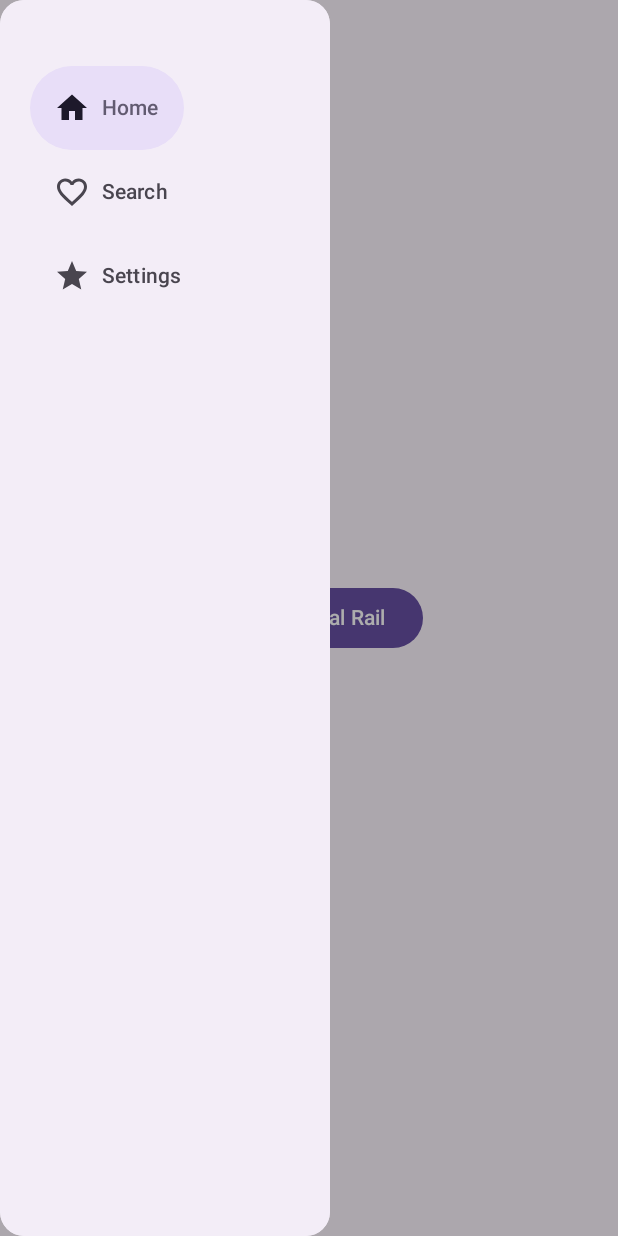
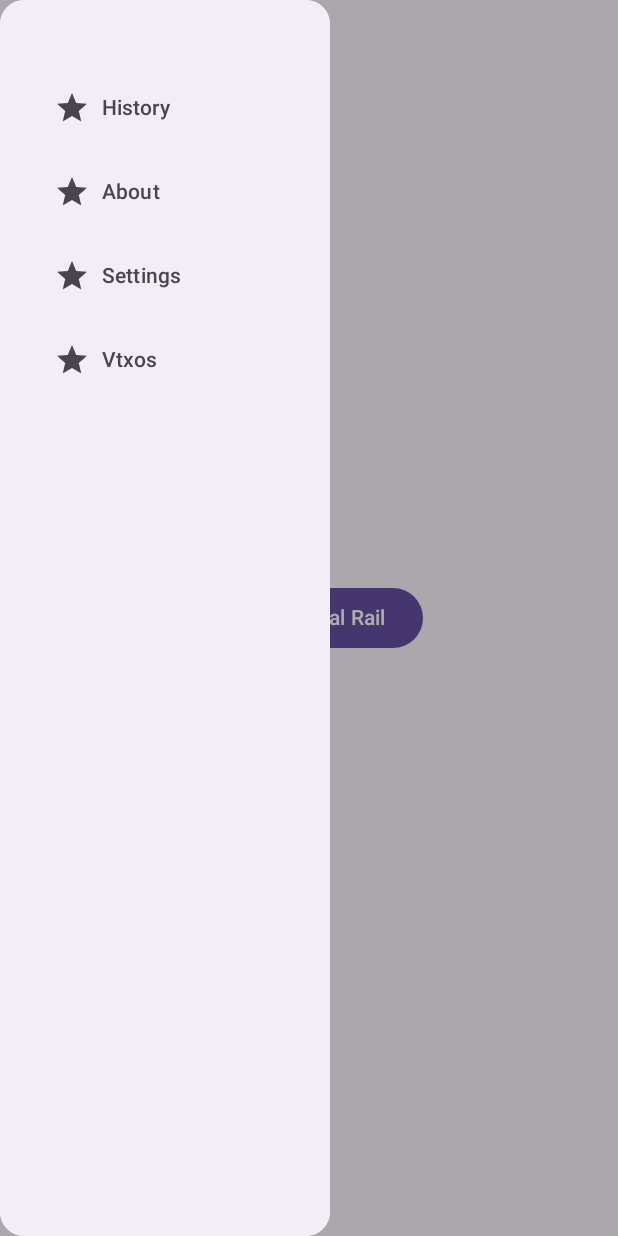
Before and after one commit to thunderbiscuit/parkour, an Android app built with Jetpack Compose: the composable HomeScreen shown on its own in the app's theme, after a tap on "Open Navigation Rail", on a phone screen of 412 x 824 dp. Run offline under Robolectric (Android 15) with nearby library versions, the phone set to English and light mode, and no system bars; our stand-ins replace Material 3 Expressive styles (plain Material 3 is drawn); 5 statements that could not run were skipped.

Commit message:
Add destinations and placeholder screens

```diff
--- a/app/src/main/java/org/bitcoinopentools/parkour/presentation/ui/screens/HomeScreen.kt
+++ b/app/src/main/java/org/bitcoinopentools/parkour/presentation/ui/screens/HomeScreen.kt
@@ -21,33 +21,32 @@ import androidx.compose.ui.Modifier
 import androidx.compose.ui.unit.dp
 import kotlinx.coroutines.launch
 import androidx.compose.material.icons.Icons
-import androidx.compose.material.icons.filled.Favorite
-import androidx.compose.material.icons.filled.Home
 import androidx.compose.material.icons.filled.Menu
 import androidx.compose.material.icons.filled.Star
-import androidx.compose.material.icons.outlined.FavoriteBorder
-import androidx.compose.material.icons.outlined.Home
 import androidx.compose.material.icons.outlined.Star
 import androidx.compose.material3.Button
 import androidx.compose.material3.ExperimentalMaterial3Api
 import androidx.compose.material3.Scaffold
 import androidx.compose.material3.TopAppBar
 import androidx.compose.ui.Alignment
+import org.bitcoinopentools.parkour.presentation.navigation.ScreenDestinations
 
 @OptIn(ExperimentalMaterial3ExpressiveApi::class, ExperimentalMaterial3Api::class)
 @Composable
-fun HomeScreen() {
+fun HomeScreen(
+    onNavigation: (ScreenDestinations) -> Unit
+) {
     var selectedItem by remember { mutableIntStateOf(0) }
-    val items = listOf("Home", "Search", "Settings")
-    val selectedIcons = listOf(Icons.Filled.Home, Icons.Filled.Favorite, Icons.Filled.Star)
-    val unselectedIcons = listOf(Icons.Outlined.Home, Icons.Outlined.FavoriteBorder, Icons.Outlined.Star)
+    val items = listOf("History", "About", "Settings", "Vtxos")
+    val selectedIcons = listOf(Icons.Filled.Star, Icons.Filled.Star, Icons.Filled.Star, Icons.Filled.Star)
+    val unselectedIcons = listOf(Icons.Outlined.Star, Icons.Outlined.Star, Icons.Outlined.Star, Icons.Outlined.Star)
     val state = rememberWideNavigationRailState()
     val scope = rememberCoroutineScope()
 
     Scaffold(
         topBar = {
             TopAppBar(
-                title = { Text("Home Screen") },
+                title = { Text("Parkour") },
                 navigationIcon = {
                     IconButton(onClick = { scope.launch { state.expand() } }) {
                         Icon(Icons.Filled.Menu, contentDescription = "Open Navigation Rail")
@@ -63,7 +62,7 @@ fun HomeScreen() {
                 ) {
                     items.forEachIndexed { index, item ->
                         WideNavigationRailItem(
-                            railExpanded = true,  // Always expanded when visible
+                            railExpanded = true,
                             icon = {
                                 Icon(
                                     if (selectedItem == index) selectedIcons[index] else unselectedIcons[index],
@@ -71,10 +70,16 @@ fun HomeScreen() {
                                 )
                             },
                             label = { Text(item) },
-                            selected = selectedItem == index,
+                            selected = false,
                             onClick = {
                                 selectedItem = index
-                                scope.launch { state.collapse() }  // Auto-collapse on selection
+                                scope.launch { state.collapse() }
+                                when (item) {
+                                    "History"  -> onNavigation(ScreenDestinations.History)
+                                    "About"    -> onNavigation(ScreenDestinations.About)
+                                    "Settings" -> onNavigation(ScreenDestinations.Settings)
+                                    "Vtxos"    -> onNavigation(ScreenDestinations.Vtxos)
+                                }
                             }
                         )
                     }
```
Also changed, not shown: app/src/main/java/org/bitcoinopentools/parkour/presentation/navigation/Destinations.kt (+18 -0 lines), app/src/main/java/org/bitcoinopentools/parkour/presentation/navigation/NavigationRoot.kt (+30 -1 lines), app/src/main/java/org/bitcoinopentools/parkour/presentation/ui/screens/PlaceHolderScreen.kt (added, +24 -0 lines).
